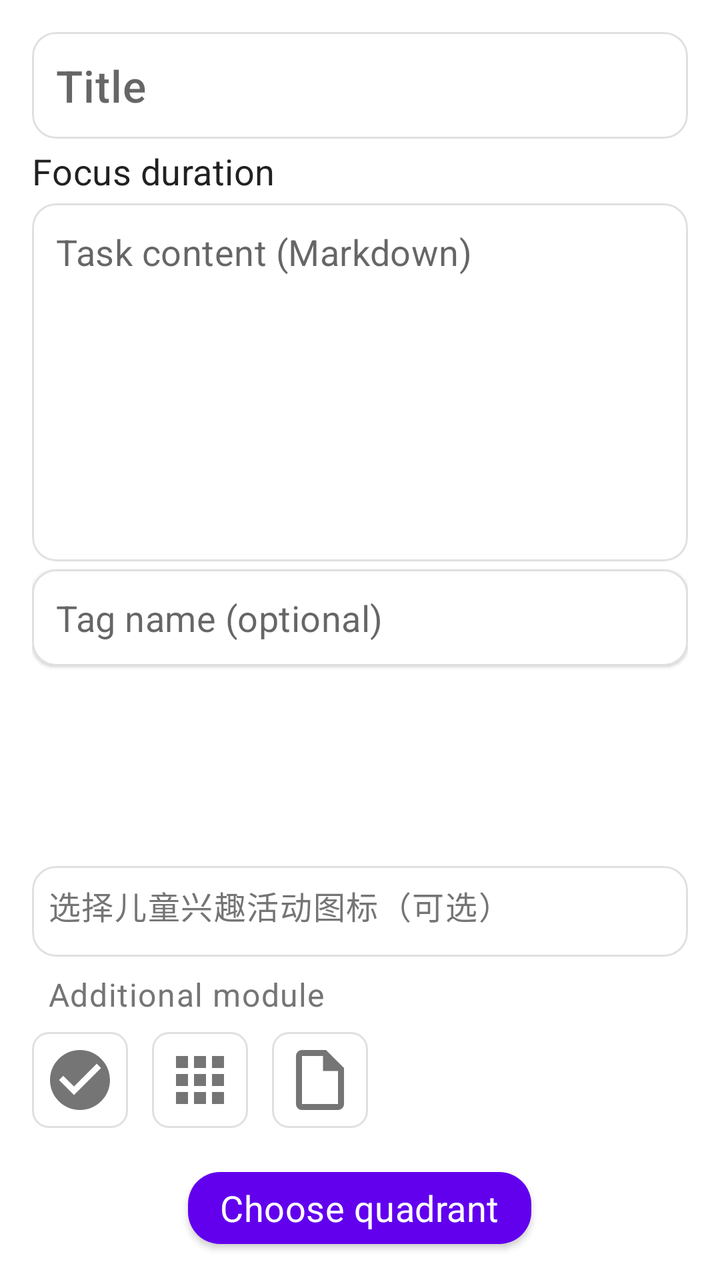
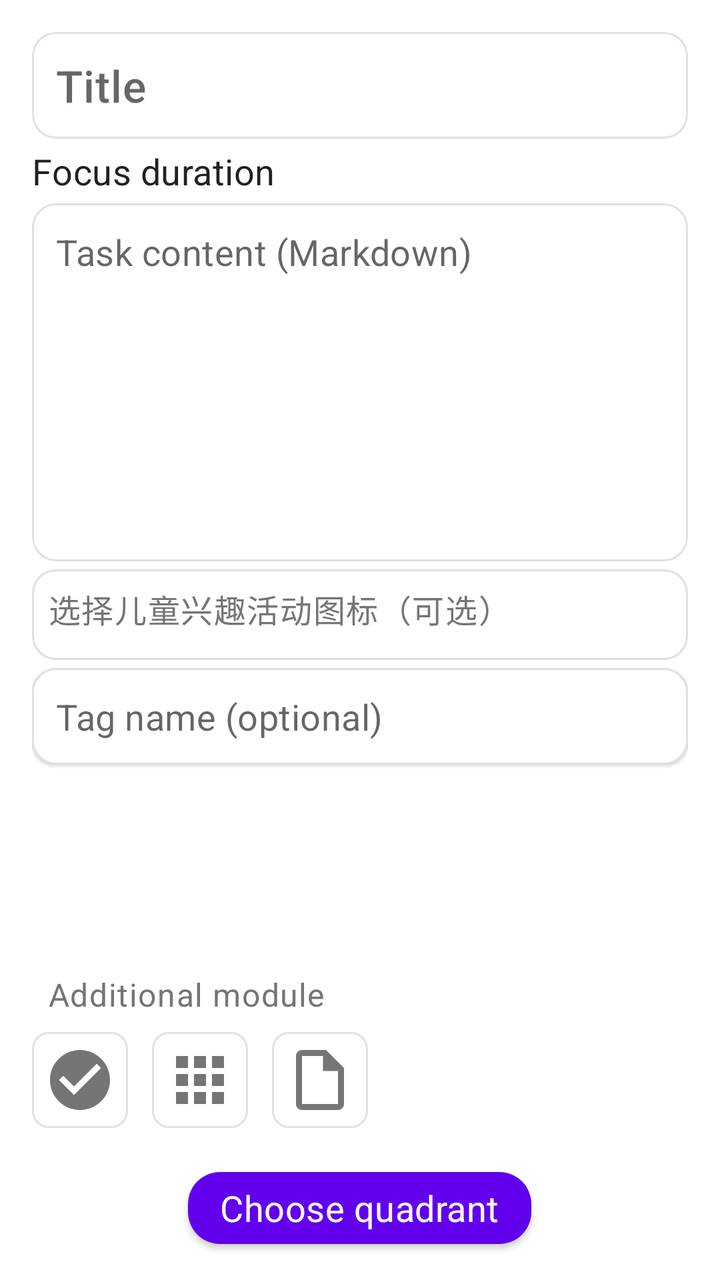

The first picture is an Android layout as it rendered before a commit; the second is the same layout after the commit. The layout source and the unified diff follow.
<!-- AndroidManifest.xml: application theme Theme.JustNow -->
<!-- res/layout/fragment_task_edit.xml -->
<?xml version="1.0" encoding="utf-8"?>
<LinearLayout xmlns:android="http://schemas.android.com/apk/res/android"
    xmlns:app="http://schemas.android.com/apk/res-auto"
    android:layout_width="match_parent"
    android:layout_height="match_parent"
    android:orientation="vertical"
    android:background="?android:attr/colorBackground">

    <LinearLayout
        android:layout_width="match_parent"
        android:layout_height="0dp"
        android:layout_weight="1"
        android:orientation="vertical"
        android:clipChildren="false"
        android:padding="16dp">

        
        <com.google.android.material.card.MaterialCardView
            android:id="@+id/card_title"
            android:layout_width="match_parent"
            android:layout_height="wrap_content"
            app:cardElevation="1dp"
            app:cardCornerRadius="12dp"
            app:strokeWidth="1dp"
            app:strokeColor="@color/divider">

            <EditText
                android:id="@+id/et_title"
                android:layout_width="match_parent"
                android:layout_height="wrap_content"
                android:hint="@string/s_title_hint"
                android:inputType="textCapSentences"
                android:textAppearance="@style/TextAppearance.JustNow.Title"
                android:padding="12dp"
                android:background="@android:color/transparent" />
        </com.google.android.material.card.MaterialCardView>

        
        <TextView
            android:layout_width="wrap_content"
            android:layout_height="wrap_content"
            android:text="@string/s_focus_duration"
            android:textAppearance="@style/TextAppearance.JustNow.Body"
            android:layout_marginTop="4dp" />

        <LinearLayout
            android:id="@+id/ll_focus_options"
            android:layout_width="match_parent"
            android:layout_height="wrap_content"
            android:orientation="vertical" />

        
        <com.google.android.material.card.MaterialCardView
            android:id="@+id/card_markdown"
            android:layout_width="match_parent"
            android:layout_height="0dp"
            android:layout_weight="1"
            android:layout_marginTop="4dp"
            app:cardElevation="1dp"
            app:cardCornerRadius="12dp"
            app:strokeWidth="1dp"
            app:strokeColor="@color/divider">

            <EditText
                android:id="@+id/et_markdown"
                android:layout_width="match_parent"
                android:layout_height="match_parent"
                android:hint="@string/s_markdown_hint"
                android:inputType="textMultiLine|textCapSentences"
                android:gravity="top|start"
                android:background="@android:color/transparent"
                android:padding="12dp"
                android:textAppearance="@style/TextAppearance.JustNow.Body"
                android:scrollbars="vertical"
                android:lineSpacingExtra="4dp" />
        </com.google.android.material.card.MaterialCardView>

        
        <com.google.android.material.card.MaterialCardView
            android:id="@+id/card_tag"
            android:layout_width="match_parent"
            android:layout_height="wrap_content"
            android:layout_marginTop="4dp"
            app:cardElevation="1dp"
            app:cardCornerRadius="12dp"
            app:strokeWidth="1dp"
            app:strokeColor="@color/divider">

            <AutoCompleteTextView
                android:id="@+id/et_tag_name"
                android:layout_width="match_parent"
                android:layout_height="wrap_content"
                android:hint="@string/s_tag_input_hint"
                android:inputType="text"
                android:maxLines="1"
                android:completionThreshold="1"
                android:textAppearance="@style/TextAppearance.JustNow.Body"
                android:padding="12dp"
                android:background="@android:color/transparent"
                android:dropDownHeight="200dp" />
        </com.google.android.material.card.MaterialCardView>

        
        <com.google.android.material.chip.ChipGroup
            android:id="@+id/cg_existing_tags"
            android:layout_width="match_parent"
            android:layout_height="88dp"
            android:layout_marginTop="8dp"
            app:singleLine="false"
            app:singleSelection="true"
            app:chipSpacingHorizontal="8dp"
            app:chipSpacingVertical="4dp" />

        
        <com.google.android.material.card.MaterialCardView
            android:id="@+id/card_icon_selector"
            android:layout_width="match_parent"
            android:layout_height="wrap_content"
            android:layout_marginTop="4dp"
            app:cardElevation="1dp"
            app:cardCornerRadius="12dp"
            app:strokeWidth="1dp"
            app:strokeColor="@color/divider">

            <LinearLayout
                android:layout_width="match_parent"
                android:layout_height="wrap_content"
                android:orientation="vertical"
                android:padding="8dp">

                <TextView
                    android:layout_width="wrap_content"
                    android:layout_height="wrap_content"
                    android:text="选择儿童兴趣活动图标（可选）"
                    android:textAppearance="@style/TextAppearance.JustNow.Caption"
                    android:textColor="@color/text_secondary"
                    android:layout_marginBottom="6dp" />

                <androidx.recyclerview.widget.RecyclerView
                    android:id="@+id/rv_icon_selector"
                    android:layout_width="match_parent"
                    android:layout_height="wrap_content"
                    android:overScrollMode="never" />
            </LinearLayout>
        </com.google.android.material.card.MaterialCardView>

        
        <LinearLayout
            android:id="@+id/ll_module_title"
            android:layout_width="match_parent"
            android:layout_height="wrap_content"
            android:layout_marginTop="4dp"
            android:orientation="horizontal"
            android:gravity="center_vertical"
            android:background="?attr/selectableItemBackground"
            android:paddingHorizontal="8dp"
            android:paddingVertical="4dp"
            android:clickable="true"
            android:focusable="true">

            <TextView
                android:layout_width="wrap_content"
                android:layout_height="wrap_content"
                android:text="@string/s_detail_module"
                android:textAppearance="@style/TextAppearance.JustNow.Caption"
                android:textColor="@color/text_secondary" />

            <TextView
                android:id="@+id/tv_module_hint"
                android:layout_width="0dp"
                android:layout_height="wrap_content"
                android:layout_weight="1"
                android:maxLines="1"
                android:ellipsize="end"
                android:textAppearance="@style/TextAppearance.JustNow.Caption"
                android:textColor="@color/text_secondary" />
        </LinearLayout>

        <LinearLayout
            android:id="@+id/ll_module_buttons"
            android:layout_width="match_parent"
            android:layout_height="wrap_content"
            android:layout_marginTop="4dp"
            android:clipChildren="false"
            android:orientation="horizontal">

            <ImageButton
                android:id="@+id/btn_module_checklist"
                android:layout_width="48dp"
                android:layout_height="48dp"
                android:padding="6dp"
                android:scaleType="fitCenter"
                android:src="@drawable/ic_module_checklist"
                android:background="@drawable/bg_module_button"
                android:stateListAnimator="@animator/module_button_state_list"
                android:tint="@color/selector_module_icon_tint"
                android:contentDescription="@string/s_module_checklist" />

            <ImageButton
                android:id="@+id/btn_module_app_action"
                android:layout_width="48dp"
                android:layout_height="48dp"
                android:layout_marginStart="12dp"
                android:padding="6dp"
                android:scaleType="fitCenter"
                android:src="@drawable/ic_module_app_action"
                android:background="@drawable/bg_module_button"
                android:stateListAnimator="@animator/module_button_state_list"
                android:tint="@color/selector_module_icon_tint"
                android:contentDescription="@string/s_module_app_action" />

            <ImageButton
                android:id="@+id/btn_module_note_share"
                android:layout_width="48dp"
                android:layout_height="48dp"
                android:layout_marginStart="12dp"
                android:padding="6dp"
                android:scaleType="fitCenter"
                android:src="@drawable/ic_module_note_share"
                android:background="@drawable/bg_module_button"
                android:stateListAnimator="@animator/module_button_state_list"
                android:tint="@color/selector_module_icon_tint"
                android:contentDescription="@string/s_module_note_share" />
        </LinearLayout>

    </LinearLayout>

    
    <com.google.android.material.button.MaterialButton
        android:id="@+id/btn_next_quadrant"
        android:layout_width="wrap_content"
        android:layout_height="wrap_content"
        android:layout_gravity="center_horizontal"
        android:text="@string/s_next_quadrant"
        android:textAppearance="@style/TextAppearance.JustNow.Body"
        app:cornerRadius="16dp"
        android:layout_marginHorizontal="12dp"
        android:layout_marginBottom="12dp" />

</LinearLayout>
<!-- resources referenced by this layout -->
<resources>
  <color name="divider">#E0E0E0</color>
  <color name="text_secondary">#757575</color>
  <!-- drawable ic_module_note_share (drawable) -->
  <vector xmlns:android="http://schemas.android.com/apk/res/android"
      android:width="36dp"
      android:height="36dp"
      android:viewportWidth="24"
      android:viewportHeight="24"
      android:tint="?attr/colorOnSurfaceVariant">
      <path
          android:fillColor="@android:color/white"
          android:pathData="M14,2H6c-1.1,0 -2,0.9 -2,2v16c0,1.1 0.89,2 1.99,2H18c1.1,0 2,-0.9 2,-2V8l-6,-6zM6,20V4h7v5h5v11H6z"/>
  </vector>
  <string name="s_detail_module">Additional module</string>
  <string name="s_focus_duration">Focus duration</string>
  <string name="s_markdown_hint">Task content (Markdown)</string>
  <string name="s_module_app_action">APP action</string>
  <string name="s_module_checklist">Todo checklist</string>
  <string name="s_module_note_share">Note share</string>
  <string name="s_next_quadrant">Choose quadrant</string>
  <string name="s_tag_input_hint">Tag name (optional)</string>
  <string name="s_title_hint">Title</string>
  <style name="TextAppearance.JustNow.Body" parent="TextAppearance.MaterialComponents.Subtitle1">
          <item name="android:textSize">@dimen/text_size_body</item>
      </style>
  <style name="TextAppearance.JustNow.Caption" parent="TextAppearance.MaterialComponents.Caption">
          <item name="android:textSize">@dimen/text_size_caption</item>
      </style>
  <style name="TextAppearance.JustNow.Title" parent="TextAppearance.MaterialComponents.Headline6">
          <item name="android:textSize">@dimen/text_size_title</item>
      </style>
  <color name="badge_background">#E0E0E0</color>
  <dimen name="text_size_body">18sp</dimen>
  <dimen name="text_size_caption">16sp</dimen>
  <dimen name="text_size_title">22sp</dimen>
  <color name="purple_500">#FF6200EE</color>
  <color name="purple_700">#FF3700B3</color>
  <color name="white">#FFFFFFFF</color>
  <color name="teal_200">#FF03DAC5</color>
  <color name="teal_700">#FF018786</color>
  <color name="black">#FF000000</color>
  <style name="TextAppearance.JustNow.Dialog.Title" parent="TextAppearance.JustNow.Title">
          <item name="android:textColor">@color/text_primary</item>
      </style>
  <color name="text_primary">#1A1A1A</color>
  <style name="TextAppearance.JustNow.Dialog.Body" parent="TextAppearance.JustNow.Body">
          <item name="android:textColor">@color/text_primary</item>
      </style>
  <style name="Widget.JustNow.Dialog.Button" parent="Widget.MaterialComponents.Button.TextButton.Dialog">
          <item name="android:textAppearance">@style/TextAppearance.JustNow.Dialog.Button</item>
          <item name="android:textColor">@color/dialog_primary_action_text</item>
          <item name="textAllCaps">false</item>
      </style>
  <style name="Widget.JustNow.Dialog.Button.Secondary" parent="Widget.MaterialComponents.Button.TextButton.Dialog">
          <item name="android:textAppearance">@style/TextAppearance.JustNow.Dialog.Button.Secondary</item>
          <item name="android:textColor">@color/dialog_action_text</item>
          <item name="textAllCaps">false</item>
      </style>
  <style name="TextAppearance.JustNow.Dialog.Button" parent="TextAppearance.JustNow.Body">
          <item name="android:textColor">@color/dialog_primary_action_text</item>
      </style>
  <style name="TextAppearance.JustNow.Dialog.Button.Secondary" parent="TextAppearance.JustNow.Body">
          <item name="android:textColor">@color/dialog_action_text</item>
      </style>
  <!-- unchanged entries left out for length: 5 -->
</resources>

<!-- the commit's change to res/layout/fragment_task_edit.xml (unified diff, before → after) -->
@@ -77,6 +77,39 @@
 
         
         <com.google.android.material.card.MaterialCardView
+            android:id="@+id/card_icon_selector"
+            android:layout_width="match_parent"
+            android:layout_height="wrap_content"
+            android:layout_marginTop="4dp"
+            app:cardElevation="1dp"
+            app:cardCornerRadius="12dp"
+            app:strokeWidth="1dp"
+            app:strokeColor="@color/divider">
+
+            <LinearLayout
+                android:layout_width="match_parent"
+                android:layout_height="wrap_content"
+                android:orientation="vertical"
+                android:padding="8dp">
+
+                <TextView
+                    android:layout_width="wrap_content"
+                    android:layout_height="wrap_content"
+                    android:text="选择儿童兴趣活动图标（可选）"
+                    android:textAppearance="@style/TextAppearance.JustNow.Caption"
+                    android:textColor="@color/text_secondary"
+                    android:layout_marginBottom="6dp" />
+
+                <androidx.recyclerview.widget.RecyclerView
+                    android:id="@+id/rv_icon_selector"
+                    android:layout_width="match_parent"
+                    android:layout_height="wrap_content"
+                    android:overScrollMode="never" />
+            </LinearLayout>
+        </com.google.android.material.card.MaterialCardView>
+
+        
+        <com.google.android.material.card.MaterialCardView
             android:id="@+id/card_tag"
             android:layout_width="match_parent"
             android:layout_height="wrap_content"
@@ -104,45 +137,12 @@
         <com.google.android.material.chip.ChipGroup
             android:id="@+id/cg_existing_tags"
             android:layout_width="match_parent"
-            android:layout_height="88dp"
+            android:layout_height="@dimen/existing_tags_height"
             android:layout_marginTop="8dp"
-            app:singleLine="false"
+            app:singleLine="@bool/existing_tags_single_line"
             app:singleSelection="true"
             app:chipSpacingHorizontal="8dp"
             app:chipSpacingVertical="4dp" />
-
-        
-        <com.google.android.material.card.MaterialCardView
-            android:id="@+id/card_icon_selector"
-            android:layout_width="match_parent"
-            android:layout_height="wrap_content"
-            android:layout_marginTop="4dp"
-            app:cardElevation="1dp"
-            app:cardCornerRadius="12dp"
-            app:strokeWidth="1dp"
-            app:strokeColor="@color/divider">
-
-            <LinearLayout
-                android:layout_width="match_parent"
-                android:layout_height="wrap_content"
-                android:orientation="vertical"
-                android:padding="8dp">
-
-                <TextView
-                    android:layout_width="wrap_content"
-                    android:layout_height="wrap_content"
-                    android:text="选择儿童兴趣活动图标（可选）"
-                    android:textAppearance="@style/TextAppearance.JustNow.Caption"
-                    android:textColor="@color/text_secondary"
-                    android:layout_marginBottom="6dp" />
-
-                <androidx.recyclerview.widget.RecyclerView
-                    android:id="@+id/rv_icon_selector"
-                    android:layout_width="match_parent"
-                    android:layout_height="wrap_content"
-                    android:overScrollMode="never" />
-            </LinearLayout>
-        </com.google.android.material.card.MaterialCardView>
 
         
         <LinearLayout
<!-- resource entries referenced after the edit -->
@@ -1,7 +1,9 @@
 <!-- resources referenced by this layout -->
 <resources>
+  <bool name="existing_tags_single_line">false</bool>
   <color name="divider">#E0E0E0</color>
   <color name="text_secondary">#757575</color>
+  <dimen name="existing_tags_height">88dp</dimen>
   <!-- drawable ic_module_note_share (drawable) -->
   <vector xmlns:android="http://schemas.android.com/apk/res/android"
       android:width="36dp"
